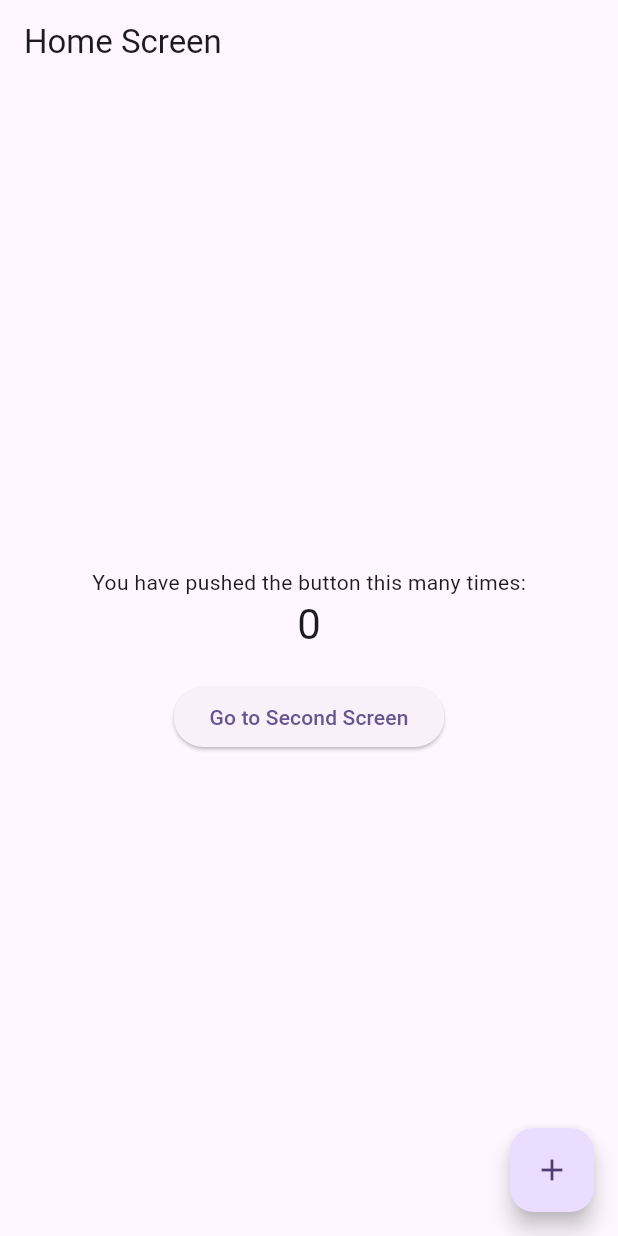
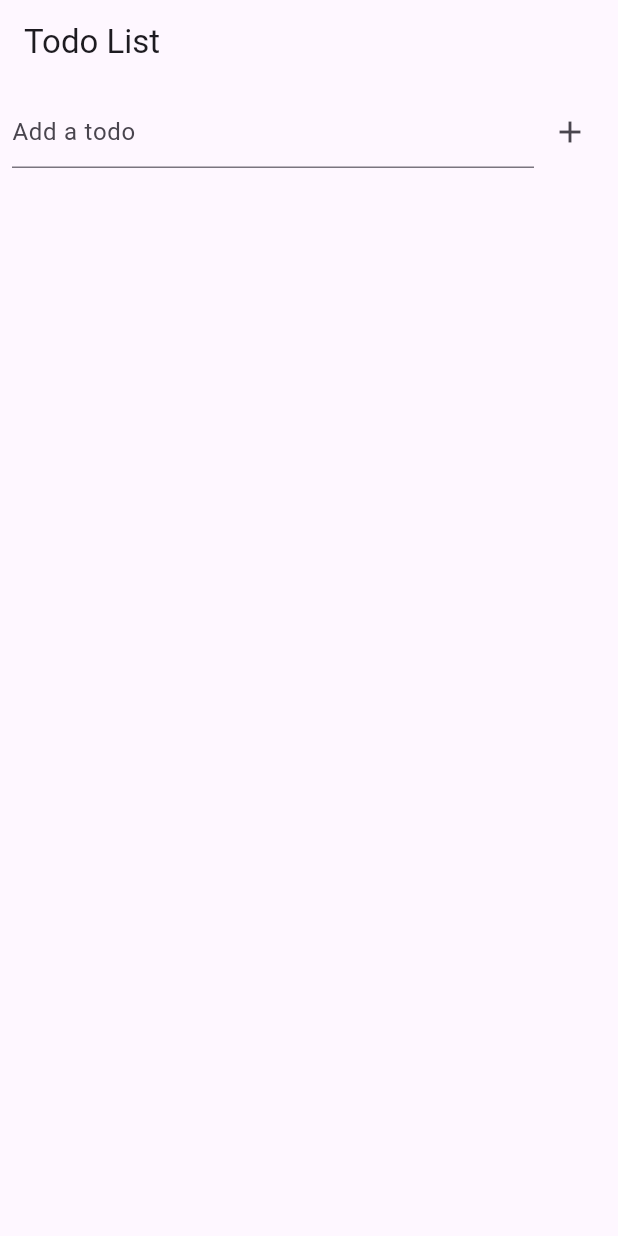
Before and after one commit to ravindra-encoresky/flutter-getx-sample, a Flutter app: the screen it shows after launch, on a phone screen of 412 x 824 dp. Run offline on Flutter 3.47's test engine with Material 3 defaults, Android fonts, the phone set to English and light mode, and no system bars; our stand-ins replace get.

Commit message:
created basic todo app using getx

```diff
--- /dev/null
+++ b/lib/bindings/todo_binding.dart
@@ -0,0 +1,9 @@
+import 'package:get/get.dart';
+import '../controllers/todo_controller.dart';
+
+class TodoBinding extends Bindings {
+  @override
+  void dependencies() {
+    Get.lazyPut<TodoController>(() => TodoController());
+  }
+}
--- /dev/null
+++ b/lib/controllers/todo_controller.dart
@@ -0,0 +1,19 @@
+import 'package:get/get.dart';
+import '../models/todo.dart';
+
+class TodoController extends GetxController {
+  var todos = <Todo>[].obs;
+
+  void addTodo(String title) {
+    todos.add(Todo(title: title));
+  }
+
+  void removeTodo(int index) {
+    todos.removeAt(index);
+  }
+
+  void toggleTodo(int index) {
+    var todo = todos[index];
+    todos[index] = todo.copyWith(isDone: !todo.isDone);
+  }
+}
--- a/lib/main.dart
+++ b/lib/main.dart
@@ -1,13 +1,11 @@
 import 'package:flutter/material.dart';
 import 'package:get/get.dart';
+import 'bindings/todo_binding.dart';
+import 'views/home_view.dart';
+import 'views/detail_view.dart';
 
 void main() {
   runApp(const MyApp());
-}
-
-class CounterController extends GetxController {
-  var count = 0.obs;
-  void increment() => count++;
 }
 
 class MyApp extends StatelessWidget {
@@ -16,76 +14,16 @@ class MyApp extends StatelessWidget {
   @override
   Widget build(BuildContext context) {
     return GetMaterialApp(
-      title: 'Flutter GetX Demo',
+      title: 'Flutter GetX Todo',
       theme: ThemeData(
         colorScheme: ColorScheme.fromSeed(seedColor: Colors.deepPurple),
       ),
+      initialBinding: TodoBinding(),
       initialRoute: '/',
       getPages: [
-        GetPage(name: '/', page: () => HomeScreen()),
-        GetPage(name: '/second', page: () => SecondScreen()),
+        GetPage(name: '/', page: () => HomeView()),
+        GetPage(name: '/detail', page: () => DetailView(index: 0)), // index will be passed via arguments
       ],
     );
   }
 }
-
-class HomeScreen extends StatelessWidget {
-  final CounterController controller = Get.put(CounterController());
-
-  @override
-  Widget build(BuildContext context) {
-    return Scaffold(
-      appBar: AppBar(title: const Text('Home Screen')),
-      body: Center(
-        child: Column(
-          mainAxisAlignment: MainAxisAlignment.center,
-          children: [
-            const Text('You have pushed the button this many times:'),
-            Obx(() => Text(
-                  '${controller.count}',
-                  style: Theme.of(context).textTheme.headlineMedium,
-                )),
-            const SizedBox(height: 20),
-            ElevatedButton(
-              onPressed: () => Get.toNamed('/second'),
-              child: const Text('Go to Second Screen'),
-            ),
-          ],
-        ),
-      ),
-      floatingActionButton: FloatingActionButton(
-        onPressed: controller.increment,
-        tooltip: 'Increment',
-        child: const Icon(Icons.add),
-      ),
-    );
-  }
-}
-
-class SecondScreen extends StatelessWidget {
-  final CounterController controller = Get.find();
-
-  @override
-  Widget build(BuildContext context) {
-    return Scaffold(
-      appBar: AppBar(title: const Text('Second Screen')),
-      body: Center(
-        child: Column(
-          mainAxisAlignment: MainAxisAlignment.center,
-          children: [
-            const Text('Counter value on second screen:'),
-            Obx(() => Text(
-                  '${controller.count}',
-                  style: Theme.of(context).textTheme.headlineMedium,
-                )),
-            const SizedBox(height: 20),
-            ElevatedButton(
-              onPressed: () => Get.back(),
-              child: const Text('Back to Home'),
-            ),
-          ],
-        ),
-      ),
-    );
-  }
-}
--- /dev/null
+++ b/lib/models/todo.dart
@@ -0,0 +1,13 @@
+class Todo {
+  final String title;
+  final bool isDone;
+
+  Todo({required this.title, this.isDone = false});
+
+  Todo copyWith({String? title, bool? isDone}) {
+    return Todo(
+      title: title ?? this.title,
+      isDone: isDone ?? this.isDone,
+    );
+  }
+}
--- /dev/null
+++ b/lib/views/home_view.dart
@@ -0,0 +1,72 @@
+import 'package:flutter/material.dart';
+import 'package:get/get.dart';
+import '../controllers/todo_controller.dart';
+import 'detail_view.dart';
+
+class HomeView extends StatelessWidget {
+  final TodoController controller = Get.find();
+
+  final TextEditingController textController = TextEditingController();
+
+  HomeView({super.key});
+
+  @override
+  Widget build(BuildContext context) {
+    return Scaffold(
+      appBar: AppBar(title: const Text('Todo List')),
+      body: Column(
+        children: [
+          Padding(
+            padding: const EdgeInsets.all(8.0),
+            child: Row(
+              children: [
+                Expanded(
+                  child: TextField(
+                    controller: textController,
+                    decoration: const InputDecoration(hintText: 'Add a todo'),
+                  ),
+                ),
+                IconButton(
+                  icon: const Icon(Icons.add),
+                  onPressed: () {
+                    if (textController.text.isNotEmpty) {
+                      controller.addTodo(textController.text);
+                      textController.clear();
+                    }
+                  },
+                ),
+              ],
+            ),
+          ),
+          Expanded(
+            child: Obx(() => ListView.builder(
+                  itemCount: controller.todos.length,
+                  itemBuilder: (context, index) {
+                    final todo = controller.todos[index];
+                    return ListTile(
+                      title: Text(
+                        todo.title,
+                        style: TextStyle(
+                          decoration: todo.isDone
+                              ? TextDecoration.lineThrough
+                              : null,
+                        ),
+                      ),
+                      leading: Checkbox(
+                        value: todo.isDone,
+                        onChanged: (_) => controller.toggleTodo(index),
+                      ),
+                      trailing: IconButton(
+                        icon: const Icon(Icons.delete),
+                        onPressed: () => controller.removeTodo(index),
+                      ),
+                      onTap: () => Get.to(() => DetailView(index: index)),
+                    );
+                  },
+                )),
+          ),
+        ],
+      ),
+    );
+  }
+}
```
Also changed, not shown: lib/views/detail_view.dart (added, +34 -0 lines).
